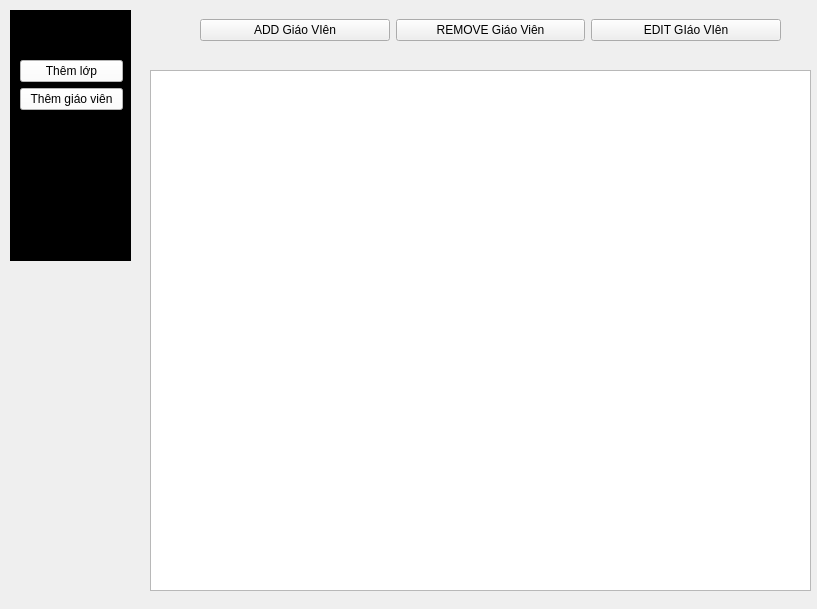
Above: Ui/admin_themgiaovien.ui from ahiendz/School-Management-System before the change. Below: the same form after it.
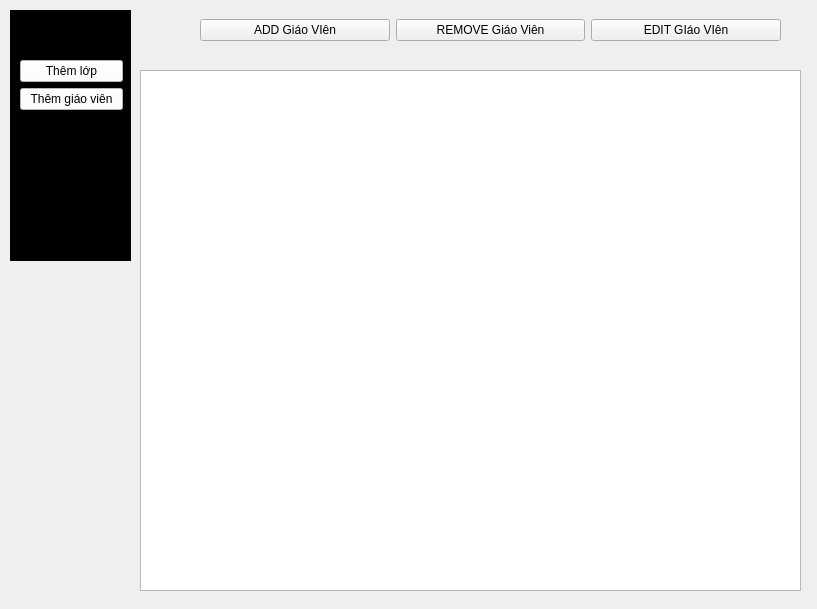
That is the form after the change.

```diff
--- a/Ui/admin_themgiaovien.ui
+++ b/Ui/admin_themgiaovien.ui
@@ -128,7 +128,7 @@
    <widget class="QListWidget" name="danhsachGV">
     <property name="geometry">
      <rect>
-      <x>150</x>
+      <x>140</x>
       <y>70</y>
       <width>661</width>
       <height>521</height>
```
